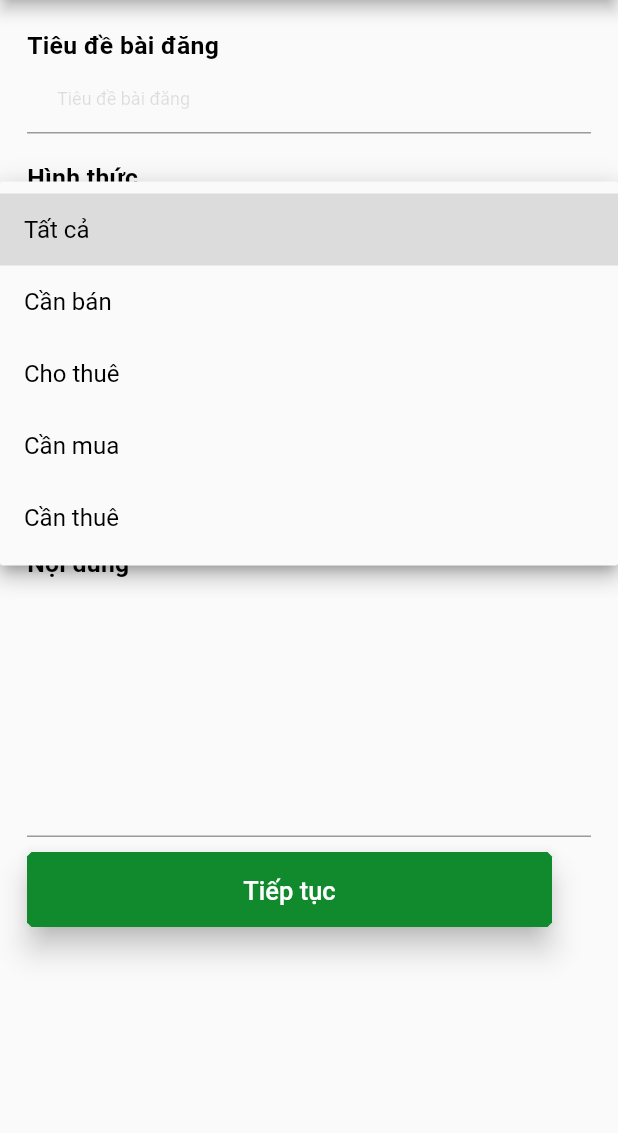
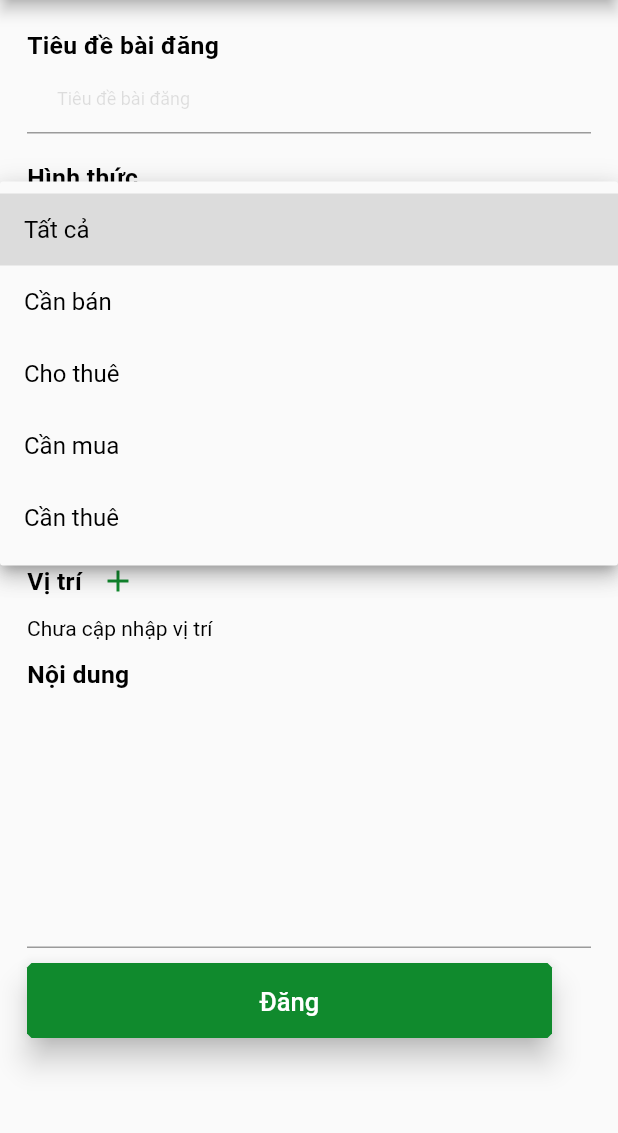
Before and after one commit to Andreatran2002/LandInfo, a Flutter app: the AddPost screen opened directly, after a tap on "Tất cả", on a phone screen of 412 x 824 dp, the part 84-1217 px from its top. Run offline on Flutter 3.47's test engine with Material 2 defaults, Android fonts, the phone set to English and light mode, and no system bars; our stand-ins replace carousel_slider, cloud_firestore, firebase_auth, firebase_core, flutter_secure_storage, flutter_svg and 5 more; missing offline and left inert: crypt, flutter_polyline_points; accounts and stored records are empty; network calls fail; Roboto replaces fonts that are missing (Montsterrat).

Commit message:
update map in add post

```diff
--- a/lib/Widgets/text_form_field.dart
+++ b/lib/Widgets/text_form_field.dart
@@ -19,7 +19,6 @@ class TextField extends StatelessWidget {
   static const kTextBoxHeight = 65.0;
   @override
   Widget build(BuildContext context) {
-    final ThemeData theme = Theme.of(context);
     return Container(
       height: 55,
       width: MediaQuery
--- a/lib/blocs/application_bloc.dart
+++ b/lib/blocs/application_bloc.dart
@@ -7,9 +7,14 @@ class ApplicationBloc with ChangeNotifier  {
 
   ApplicationBloc(){
     setCurrentLocation();
+    pickLocation();
   }
   //Variables
   Position? currentLocation  ;
+  Position? location;
+  pickLocation() async{
+
+  }
   setCurrentLocation() async  {
     currentLocation = await geoLocatorService.getCurrentLocation();
     notifyListeners();
--- a/lib/views/home.dart
+++ b/lib/views/home.dart
@@ -1,4 +1,5 @@
 import 'package:flutter/material.dart';
+import 'package:tineviland/Views/map.dart';
 import './home/index.dart';
 import './news/index.dart';
 import './account/index.dart';
@@ -18,6 +19,7 @@ class Home extends StatefulWidget {
 }
 
 class _HomeState extends State<Home> {
+  Map map = Map();
   late ScrollController _scrollController;
   late double _scrollPosition;
   int currentPageIndex = 0;
--- a/lib/views/posts/add_post.dart
+++ b/lib/views/posts/add_post.dart
@@ -1,29 +1,44 @@
 import 'package:flutter/cupertino.dart';
 import 'package:flutter/material.dart';
+import 'package:geocoding/geocoding.dart';
+import 'package:geolocator/geolocator.dart';
+import 'package:tineviland/Views/map.dart';
 import 'package:tineviland/models/post.dart';
 import 'package:tineviland/models/post_repository.dart';
 import 'package:tineviland/Widgets/text_form_field.dart' as text_field;
-import 'package:tineviland/views/map.dart';
+import 'package:tineviland/views/map.dart' as MyMap;
 import 'package:google_maps_flutter/google_maps_flutter.dart';
 class AddPost extends StatefulWidget {
-  const AddPost({this.category = Category.all  , Key? key}) : super(key: key);
+  const AddPost( {  this.category = Category.all  , Key? key}) : super(key: key);
   final Category category;
+  // final MyMap.Map map ;
   @override
   _AddPostState createState() => _AddPostState();
 }
 
 class _AddPostState extends State<AddPost> {
+
   late GoogleMapController mapController;
   final LatLng _center = const LatLng(10.856809388642066, 106.77465589400319);
-
   final addPostFormKey = GlobalKey<FormState>();
   final _titleController  = TextEditingController();
   final _priceController = TextEditingController();
   final _contentController = TextEditingController();
   final _surfaceAreaController = TextEditingController();
+  String Address="Chưa cập nhập vị trí";
 
   void _onMapCreated(GoogleMapController controller) {
     mapController = controller;
+  }
+  LatLng? pos ;
+  void onDataChange(val) {
+    setState(() {
+      pos= val;
+      // Address = val.toString();
+      print(pos);
+      print("mêmmeeeeeeeeeeee");
+    });
+    GetAddressFromLatLong(val);
   }
   @override
   Category dropdownvalue = Category.all;
@@ -75,6 +90,24 @@ class _AddPostState extends State<AddPost> {
                 label("Diện tích (m2)"),
                 textField("Nhập diện tích", TextInputType.number,1,_surfaceAreaController),
                 const SizedBox(height: 10),
+                Container(
+                  child: Row(
+                    children: [
+                      label("Vị trí"),
+                      IconButton(
+                        icon:  Icon(Icons.add,color: Theme.of(context).colorScheme.primary,),
+                        onPressed: ()=>{
+                          Navigator.push(context, MaterialPageRoute(
+                              builder: (context) =>  MyMap.Map( pos: pos ,callback: (val) => onDataChange(val),)))
+
+                        },
+                      )
+                    ],
+                  )
+                ),
+
+                Text(Address),
+                const SizedBox(height: 10),
                 label("Nội dung"),
                 description("Nhập vào nội dung", _contentController),
                 const SizedBox(height: 10),
@@ -82,12 +115,9 @@ class _AddPostState extends State<AddPost> {
                 ElevatedButton(
                   onPressed: ()=>
                   {
-                      Navigator.push(
-                        context,
-                        MaterialPageRoute(builder: (context) =>  Map()),
-                      )
+
                      },
-                    child: const Text('Tiếp tục',
+                  child: const Text('Đăng',
                       style: TextStyle  (
                         height: 1.5,
                         fontSize: 17,
@@ -101,7 +131,7 @@ class _AddPostState extends State<AddPost> {
                         borderRadius: BorderRadius.all(Radius.circular(3.0)),
                       ),
                     ),
-                  ),)
+                  ),),
               ],
             ),
           )
@@ -141,5 +171,14 @@ class _AddPostState extends State<AddPost> {
       )
     );
   }
-
+  void GetAddressFromLatLong(LatLng position)async {
+    setState(() async {
+    List<Placemark> placemarks = await placemarkFromCoordinates(position.latitude, position.longitude);
+    print(placemarks);
+    Placemark place = placemarks[0];
+    Address = '${place.street}, ${place.administrativeArea} ,  ${place.subAdministrativeArea}, ${place.postalCode}, ${place.country}';
+    });
+    print(Address);
+    print("Địa chỉ đây nè -----------------------------------------------") ;
   }
+}
```
Also changed, not shown: lib/app.dart (+8 -3 lines), lib/models/point.dart (added, +8 -0 lines), lib/views/map.dart (+85 -28 lines). Lines whose indentation alone changed are shown as unchanged.
